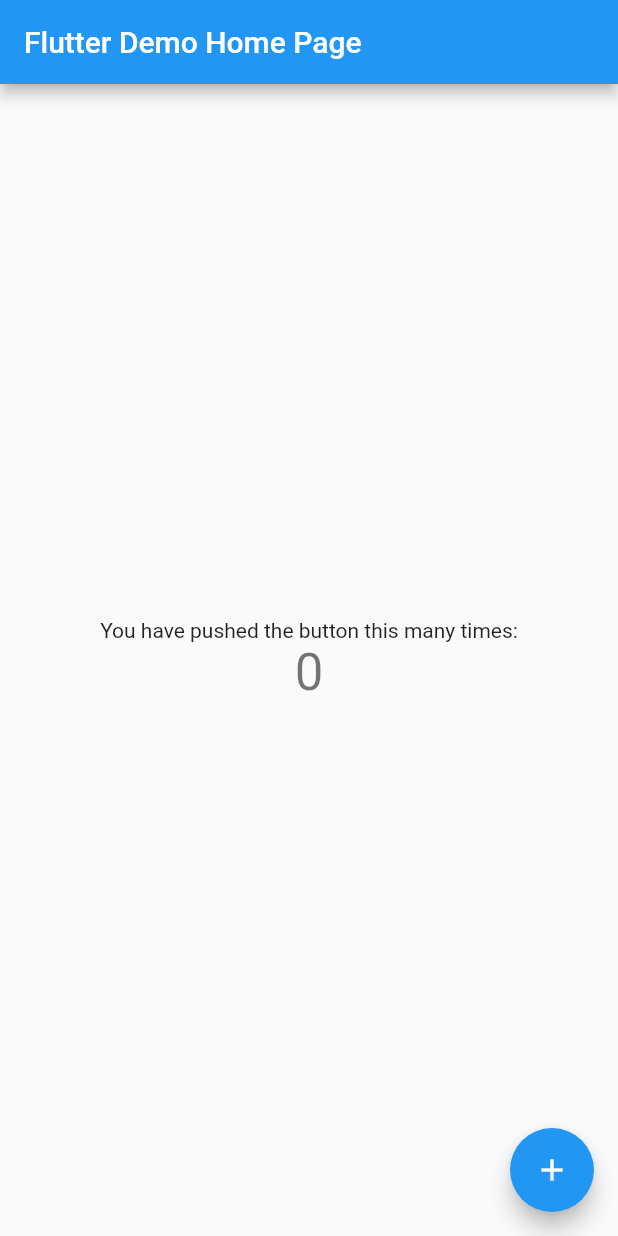
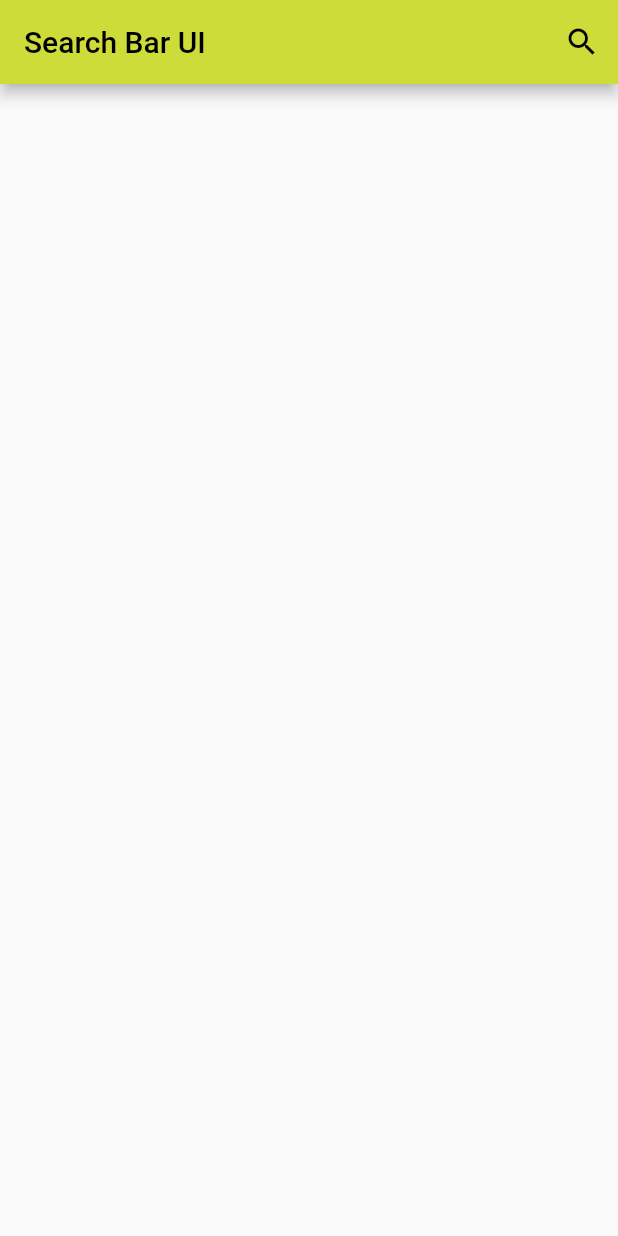
Before and after one commit to circlesins/searchbar-ui, a Flutter app: the screen it shows after launch, on a phone screen of 412 x 824 dp. Run offline on Flutter 3.47's test engine with Material 2 defaults, Android fonts, the phone set to English and light mode, and no system bars.

Commit message:
Update main.dart

```diff
--- a/lib/main.dart
+++ b/lib/main.dart
@@ -1,115 +1,72 @@
+// main.dart
 import 'package:flutter/material.dart';
 
 void main() {
-  runApp(const MyApp());
+  runApp(MyApp());
 }
 
 class MyApp extends StatelessWidget {
-  const MyApp({Key? key}) : super(key: key);
-
-  // This widget is the root of your application.
   @override
   Widget build(BuildContext context) {
     return MaterialApp(
-      title: 'Flutter Demo',
-      theme: ThemeData(
-        // This is the theme of your application.
-        //
-        // Try running your application with "flutter run". You'll see the
-        // application has a blue toolbar. Then, without quitting the app, try
-        // changing the primarySwatch below to Colors.green and then invoke
-        // "hot reload" (press "r" in the console where you ran "flutter run",
-        // or simply save your changes to "hot reload" in a Flutter IDE).
-        // Notice that the counter didn't reset back to zero; the application
-        // is not restarted.
-        primarySwatch: Colors.blue,
+        // Remove the debug banner
+        debugShowCheckedModeBanner: false,
+        title: 'Search Bar UI',
+        theme: ThemeData(
+          primarySwatch: Colors.lime,
+        ),
+        home: HomePage());
+  }
+}
+
+// Home Page
+class HomePage extends StatelessWidget {
+  @override
+  Widget build(BuildContext context) {
+    return Scaffold(
+      appBar: AppBar(
+        title: Text('Search Bar UI'),
+        actions: [
+          // Navigate to the Search Screen
+          IconButton(
+              onPressed: () => Navigator.of(context)
+                  .push(MaterialPageRoute(builder: (_) => SearchPage())),
+              icon: Icon(Icons.search))
+        ],
       ),
-      home: const MyHomePage(title: 'Flutter Demo Home Page'),
     );
   }
 }
 
-class MyHomePage extends StatefulWidget {
-  const MyHomePage({Key? key, required this.title}) : super(key: key);
-
-  // This widget is the home page of your application. It is stateful, meaning
-  // that it has a State object (defined below) that contains fields that affect
-  // how it looks.
-
-  // This class is the configuration for the state. It holds the values (in this
-  // case the title) provided by the parent (in this case the App widget) and
-  // used by the build method of the State. Fields in a Widget subclass are
-  // always marked "final".
-
-  final String title;
-
-  @override
-  State<MyHomePage> createState() => _MyHomePageState();
-}
-
-class _MyHomePageState extends State<MyHomePage> {
-  int _counter = 0;
-
-  void _incrementCounter() {
-    setState(() {
-      // This call to setState tells the Flutter framework that something has
-      // changed in this State, which causes it to rerun the build method below
-      // so that the display can reflect the updated values. If we changed
-      // _counter without calling setState(), then the build method would not be
-      // called again, and so nothing would appear to happen.
-      _counter++;
-    });
-  }
+// Search Page
+class SearchPage extends StatelessWidget {
+  const SearchPage({Key? key}) : super(key: key);
 
   @override
   Widget build(BuildContext context) {
-    // This method is rerun every time setState is called, for instance as done
-    // by the _incrementCounter method above.
-    //
-    // The Flutter framework has been optimized to make rerunning build methods
-    // fast, so that you can just rebuild anything that needs updating rather
-    // than having to individually change instances of widgets.
     return Scaffold(
       appBar: AppBar(
-        // Here we take the value from the MyHomePage object that was created by
-        // the App.build method, and use it to set our appbar title.
-        title: Text(widget.title),
-      ),
-      body: Center(
-        // Center is a layout widget. It takes a single child and positions it
-        // in the middle of the parent.
-        child: Column(
-          // Column is also a layout widget. It takes a list of children and
-          // arranges them vertically. By default, it sizes itself to fit its
-          // children horizontally, and tries to be as tall as its parent.
-          //
-          // Invoke "debug painting" (press "p" in the console, choose the
-          // "Toggle Debug Paint" action from the Flutter Inspector in Android
-          // Studio, or the "Toggle Debug Paint" command in Visual Studio Code)
-          // to see the wireframe for each widget.
-          //
-          // Column has various properties to control how it sizes itself and
-          // how it positions its children. Here we use mainAxisAlignment to
-          // center the children vertically; the main axis here is the vertical
-          // axis because Columns are vertical (the cross axis would be
-          // horizontal).
-          mainAxisAlignment: MainAxisAlignment.center,
-          children: <Widget>[
-            const Text(
-              'You have pushed the button this many times:',
-            ),
-            Text(
-              '$_counter',
-              style: Theme.of(context).textTheme.headline4,
-            ),
-          ],
+          // The search area here
+          title: Container(
+        width: double.infinity,
+        height: 40,
+        decoration: BoxDecoration(
+            color: Colors.white, borderRadius: BorderRadius.circular(5)),
+        child: Center(
+          child: TextField(
+            decoration: InputDecoration(
+                prefixIcon: Icon(Icons.search),
+                suffixIcon: IconButton(
+                  icon: Icon(Icons.clear),
+                  onPressed: () {
+                    /* Clear the search field */
+                  },
+                ),
+                hintText: 'Pencarian...',
+                border: InputBorder.none),
+          ),
         ),
-      ),
-      floatingActionButton: FloatingActionButton(
-        onPressed: _incrementCounter,
-        tooltip: 'Increment',
-        child: const Icon(Icons.add),
-      ), // This trailing comma makes auto-formatting nicer for build methods.
+      )),
     );
   }
 }
```
